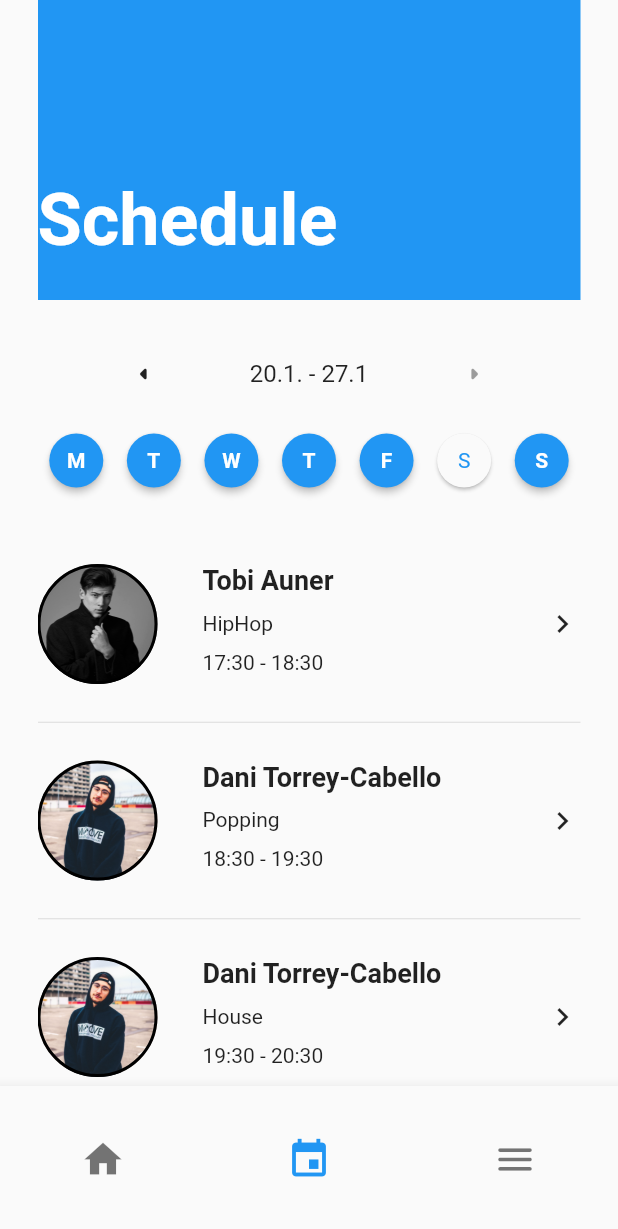
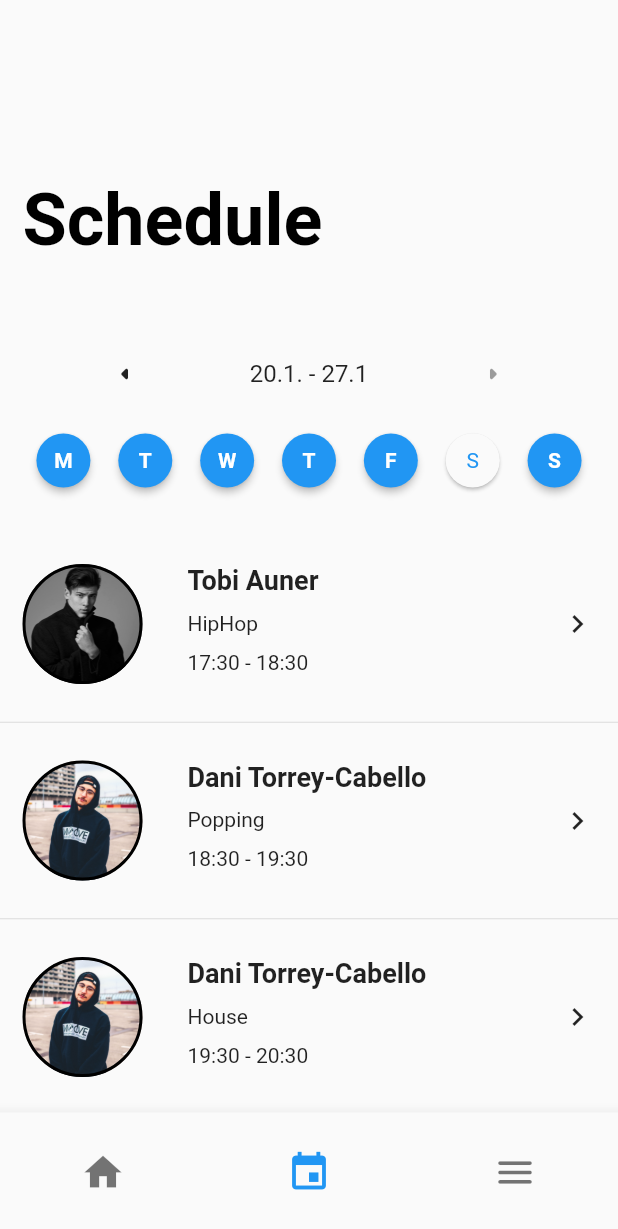
Before and after one commit to xlamn/moove_dance_studio, a Flutter app: the screen it shows after launch, item 2 of the bottom bar chosen, on a phone screen of 412 x 824 dp. Shown: the top 1229 px of the screen. Run offline on Flutter 3.47's test engine with Material 2 defaults, Android fonts, the phone set to English and light mode, and no system bars; drawn by our look-alikes of weekday_selector; our stand-ins replace webview_flutter.

Commit message:
add dark mode

```diff
--- a/lib/src/main.dart
+++ b/lib/src/main.dart
@@ -6,21 +6,24 @@ void main() {
 }
 
 class MyApp extends StatelessWidget {
-  // This widget is the root of your application.
   @override
   Widget build(BuildContext context) {
     return MaterialApp(
-      title: 'Flutter Demo',
       theme: ThemeData(
-        primarySwatch: Colors.blue,
+        brightness: Brightness.light,
+        primaryColor: Colors.grey[50]!,
       ),
-      home: MyHomePage(title: 'Flutter Demo Home Page'),
+      darkTheme: ThemeData(
+        brightness: Brightness.dark,
+      ),
+      themeMode: ThemeMode.system,
+      home: MyHomePage(),
     );
   }
 }
 
 class MyHomePage extends StatefulWidget {
-  MyHomePage({Key? key, required this.title}) : super(key: key);
+  MyHomePage({Key? key}) : super(key: key);
 
   // This widget is the home page of your application. It is stateful, meaning
   // that it has a State object (defined below) that contains fields that affect
@@ -30,8 +33,6 @@ class MyHomePage extends StatefulWidget {
   // case the title) provided by the parent (in this case the App widget) and
   // used by the build method of the State. Fields in a Widget subclass are
   // always marked "final".
-
-  final String title;
 
   @override
   _MyHomePageState createState() => _MyHomePageState();
@@ -45,12 +46,6 @@ class _MyHomePageState extends State<MyHomePage> {
     OthersPage(),
   ];
 
-  void _onItemTapped(int index) {
-    setState(() {
-      _selectedIndex = index;
-    });
-  }
-
   @override
   Widget build(BuildContext context) {
     return Scaffold(
@@ -58,7 +53,7 @@ class _MyHomePageState extends State<MyHomePage> {
         child: _widgetOptions.elementAt(_selectedIndex),
       ),
       bottomNavigationBar: SizedBox(
-        height: 100,
+        height: MediaQuery.of(context).size.height * 0.1,
         child: BottomNavigationBar(
           items: const <BottomNavigationBarItem>[
             BottomNavigationBarItem(
@@ -83,4 +78,10 @@ class _MyHomePageState extends State<MyHomePage> {
       ),
     );
   }
+
+  void _onItemTapped(int index) {
+    setState(() {
+      _selectedIndex = index;
+    });
+  }
 }
--- a/lib/src/views/news_feed/news_feed_page.dart
+++ b/lib/src/views/news_feed/news_feed_page.dart
@@ -10,9 +10,6 @@ class NewsFeedPage extends StatelessWidget {
   @override
   Widget build(BuildContext context) {
     return Container(
-      padding: EdgeInsets.symmetric(
-        horizontal: SizeConstants.big,
-      ),
       child: CustomScrollView(
         slivers: <Widget>[
           AppHeader(
@@ -43,6 +40,7 @@ class NewsFeedPage extends StatelessWidget {
         child: Container(
           padding: EdgeInsets.symmetric(
             vertical: SizeConstants.big,
+            horizontal: SizeConstants.normal,
           ),
           child:
               Row(mainAxisAlignment: MainAxisAlignment.spaceAround, children: [
--- a/lib/src/views/schedule/schedule_page.dart
+++ b/lib/src/views/schedule/schedule_page.dart
@@ -8,7 +8,6 @@ class SchedulePage extends StatelessWidget {
   @override
   Widget build(BuildContext context) {
     return Container(
-      padding: EdgeInsets.symmetric(horizontal: SizeConstants.big),
       child: CustomScrollView(
         slivers: <Widget>[
           AppHeader(
@@ -75,6 +74,8 @@ class SchedulePage extends StatelessWidget {
         padding: EdgeInsets.only(
           bottom: SizeConstants.big,
           top: SizeConstants.mini,
+          left: SizeConstants.normal,
+          right: SizeConstants.normal,
         ),
         child: WeekdaySelector(
           onChanged: (int day) {
@@ -99,6 +100,7 @@ class SchedulePage extends StatelessWidget {
             child: Container(
               padding: EdgeInsets.symmetric(
                 vertical: SizeConstants.large,
+                horizontal: SizeConstants.normal,
               ),
               child: Row(
                 children: [
--- a/lib/src/widgets/app_header.dart
+++ b/lib/src/widgets/app_header.dart
@@ -15,6 +15,7 @@ class AppHeader extends StatelessWidget {
         centerTitle: false,
         titlePadding: EdgeInsets.symmetric(
           vertical: SizeConstants.big,
+          horizontal: SizeConstants.normal,
         ),
         title: Text(
           title,
```
Also changed, not shown: 1 other file.
